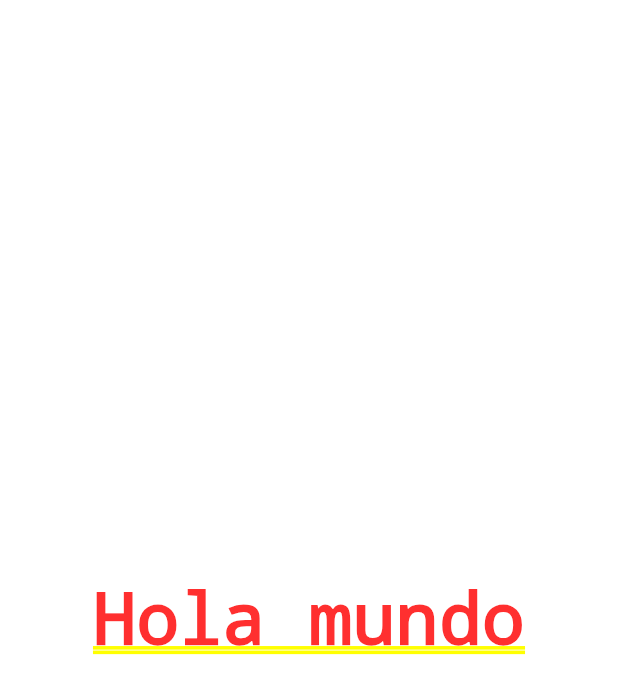
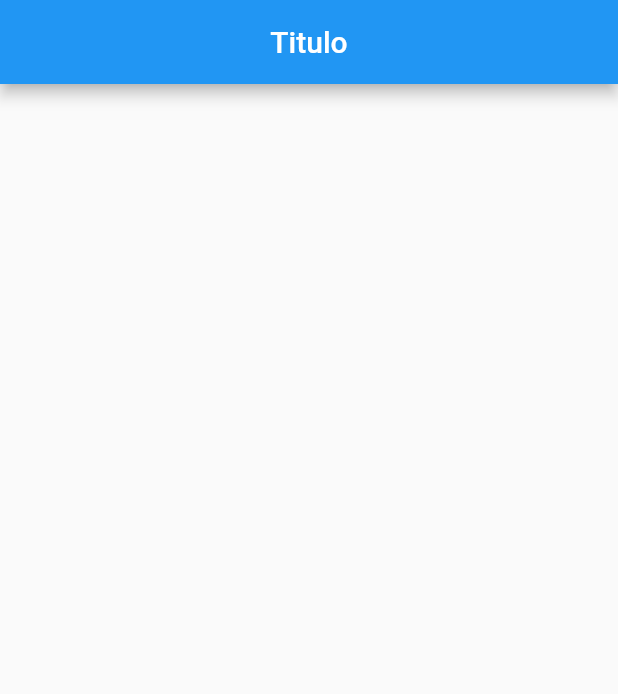
Before and after one commit to muckystack/flutter_contador_FH, a Flutter app: the screen it shows after launch, on a phone screen of 412 x 824 dp. Shown: the top 694 px of the screen. Run offline on Flutter 3.47's test engine with Material 2 defaults, Android fonts, the phone set to English and light mode, and no system bars.

Commit message:
Ultimo cambio

```diff
--- a/lib/src/app.dart
+++ b/lib/src/app.dart
@@ -1,12 +1,14 @@
 import 'package:flutter/material.dart';
+
+import 'pages/home_page.dart';
 
 class MyApp extends StatelessWidget {
   @override
   Widget build(BuildContext context) {
     return MaterialApp(
       home: Center(
-        child: Text('Hola mundo')
-      )
+        child: HomePage(),
+      ),
     );
   }
 }
--- /dev/null
+++ b/lib/src/pages/home_page.dart
@@ -0,0 +1,22 @@
+import 'package:flutter/material.dart';
+
+class HomePage extends StatelessWidget {
+  @override
+  Widget build(BuildContext context) {
+    return Scaffold(
+      appBar: AppBar(
+        title: Text('Titulo'),
+        // Centra el titulo del appBar
+        centerTitle: true,
+        // elevation: 0.1
+      ),
+      body: Center(
+        child: Column(
+          children: <Widget>[
+
+          ]
+        )
+      ),
+    );
+  }
+}
```
